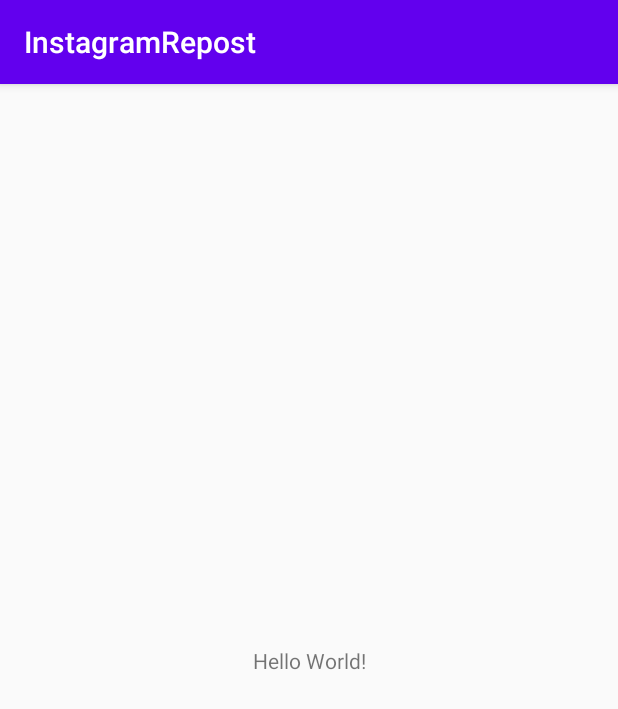
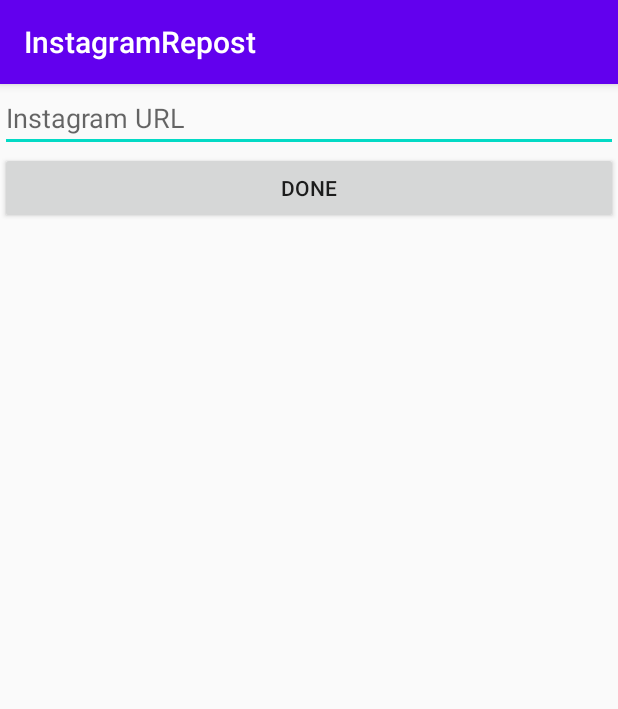
Before and after one commit to SanjayDevTech/instautils, an Android app: the screen it shows after launch (MainActivity), on a phone screen of 412 x 824 dp. Shown: the top 709 px of the screen. Run offline under Robolectric (Android 15) with nearby library versions, the phone set to English and light mode, and no system bars; pictures from the network do not load.

Commit message:
Now can download Insta public post Images

```diff
--- a/app/src/main/java/com/sanjaydevtech/instarepost/MainActivity.java
+++ b/app/src/main/java/com/sanjaydevtech/instarepost/MainActivity.java
@@ -5,41 +5,62 @@ import androidx.appcompat.app.AppCompatActivity;
 import android.graphics.Bitmap;
 import android.os.Bundle;
 import android.util.Log;
+import android.view.View;
+import android.widget.Button;
+import android.widget.EditText;
+import android.widget.ImageView;
+import android.widget.Toast;
 
 import com.sanjaydevtech.instautils.InstaDownloader;
 import com.sanjaydevtech.instautils.InstaImage;
 import com.sanjaydevtech.instautils.InstaPost;
 import com.sanjaydevtech.instautils.InstaResponse;
 
+import java.util.regex.Matcher;
+import java.util.regex.Pattern;
+
 public class MainActivity extends AppCompatActivity implements InstaResponse {
 
     private InstaDownloader downloader; // Declare the InstaDownloader
     private static final String TAG = MainActivity.class.getSimpleName();
+    private static final String URL_PATTERN = "^https://www.instagram.com/p/.+";
+    private ImageView img;
 
     @Override
     protected void onCreate(Bundle savedInstanceState) {
         super.onCreate(savedInstanceState);
         setContentView(R.layout.activity_main);
-        String sampleUrl = "https://www.instagram.com/p/123";
         downloader = new InstaDownloader(this); // Initialise the downloader
         downloader.setResponse(this); // Set the response listener
-        downloader.get(sampleUrl); // Request the post data
-    }
-
-    @Override
-    public void onResponse(InstaPost post) {
-        // Retrieve the post object after request
-        downloader.getBitmap(post, new InstaImage() {
+        final EditText urlTxt = findViewById(R.id.urlTxt);
+        Button doneBtn = findViewById(R.id.doneBtn);
+        img = findViewById(R.id.imageView);
+        doneBtn.setOnClickListener(new View.OnClickListener() {
             @Override
-            public void onBitmapLoaded(Bitmap bitmap) {
-                // Here set the ImageView to bitmap like that things
+            public void onClick(View view) {
+                Pattern pattern = Pattern.compile(URL_PATTERN);
+                Matcher matcher = pattern.matcher(urlTxt.getText().toString());
+                if(matcher.find()) {
+                    downloader.get(urlTxt.getText().toString()); // Request the post data
+                } else {
+                    Toast.makeText(MainActivity.this, "Invalid insta url", Toast.LENGTH_SHORT).show();
+                }
             }
         });
     }
 
     @Override
+    public void onResponse(InstaPost post) {
+        Log.d(TAG, post.getUrl());
+        // Retrieve the post object after request
+        if(post.getType() == InstaPost.INSTA_IMAGE) {
+            downloader.setImage(post, img);
+        }
+    }
+
+    @Override
     public void onError(Exception e) {
         // if any exception occurs like Private post
-        Log.d(TAG, "Exception: " + e.getMessage());
+        e.printStackTrace();
     }
 }
--- a/app/src/main/res/layout/activity_main.xml
+++ b/app/src/main/res/layout/activity_main.xml
@@ -1,18 +1,46 @@
 <?xml version="1.0" encoding="utf-8"?>
-<androidx.constraintlayout.widget.ConstraintLayout xmlns:android="http://schemas.android.com/apk/res/android"
+<RelativeLayout xmlns:android="http://schemas.android.com/apk/res/android"
     xmlns:app="http://schemas.android.com/apk/res-auto"
     xmlns:tools="http://schemas.android.com/tools"
     android:layout_width="match_parent"
     android:layout_height="match_parent"
     tools:context=".MainActivity">
 
-    <TextView
+
+    <EditText
+        android:id="@+id/urlTxt"
         android:layout_width="wrap_content"
         android:layout_height="wrap_content"
-        android:text="Hello World!"
-        app:layout_constraintBottom_toBottomOf="parent"
-        app:layout_constraintLeft_toLeftOf="parent"
-        app:layout_constraintRight_toRightOf="parent"
-        app:layout_constraintTop_toTopOf="parent" />
+        android:layout_alignParentStart="true"
+        android:layout_alignParentLeft="true"
+        android:layout_alignParentTop="true"
+        android:layout_alignParentEnd="true"
+        android:layout_alignParentRight="true"
+        android:ems="10"
+        android:hint="Instagram URL"
+        android:inputType="textUri" />
 
-</androidx.constraintlayout.widget.ConstraintLayout>
+    <Button
+        android:id="@+id/doneBtn"
+        android:layout_width="wrap_content"
+        android:layout_height="wrap_content"
+        android:layout_below="@id/urlTxt"
+        android:layout_alignParentStart="true"
+        android:layout_alignParentLeft="true"
+        android:layout_alignParentEnd="true"
+        android:layout_alignParentRight="true"
+        android:text="Done" />
+
+    <ImageView
+        android:id="@+id/imageView"
+        android:layout_width="wrap_content"
+        android:layout_height="wrap_content"
+        android:layout_below="@id/doneBtn"
+        android:layout_alignParentLeft="true"
+        android:layout_alignParentRight="true"
+        android:layout_alignParentBottom="true"
+        android:scaleType="fitCenter"
+        tools:srcCompat="@tools:sample/avatars"
+        android:layout_alignParentStart="true"
+        android:layout_alignParentEnd="true" />
+</RelativeLayout>
--- a/instautils/build.gradle
+++ b/instautils/build.gradle
@@ -29,5 +29,6 @@ dependencies {
     androidTestImplementation 'androidx.test.ext:junit:1.1.2'
     androidTestImplementation 'androidx.test.espresso:espresso-core:3.3.0'
     implementation 'com.github.bumptech.glide:glide:4.11.0'
+    implementation 'org.jsoup:jsoup:1.11.2'
 
 }
--- a/instautils/src/main/AndroidManifest.xml
+++ b/instautils/src/main/AndroidManifest.xml
@@ -1,4 +1,5 @@
 <manifest xmlns:android="http://schemas.android.com/apk/res/android"
+    xmlns:tools="http://schemas.android.com/tools"
     package="com.sanjaydevtech.instautils">
     <uses-permission android:name="android.permission.INTERNET"/>
 </manifest>
--- a/instautils/src/main/java/com/sanjaydevtech/instautils/InstaDownloader.java
+++ b/instautils/src/main/java/com/sanjaydevtech/instautils/InstaDownloader.java
@@ -1,6 +1,6 @@
 package com.sanjaydevtech.instautils;
 
-import android.content.Context;
+import android.app.Activity;
 import android.graphics.Bitmap;
 import android.graphics.drawable.Drawable;
 import android.widget.ImageView;
@@ -12,6 +12,16 @@ import com.bumptech.glide.Glide;
 import com.bumptech.glide.request.target.CustomTarget;
 import com.bumptech.glide.request.transition.Transition;
 
+import org.jsoup.Jsoup;
+import org.jsoup.nodes.DataNode;
+import org.jsoup.nodes.Document;
+import org.jsoup.nodes.Element;
+import org.jsoup.select.Elements;
+
+import java.io.IOException;
+import java.util.regex.Matcher;
+import java.util.regex.Pattern;
+
 /**
  * Downloader Class to download insta posts
  *
@@ -19,16 +29,20 @@ import com.bumptech.glide.request.transition.Transition;
  * @version 0.0.1
  */
 public class InstaDownloader {
-    private Context context;
+    private Activity activity;
     private InstaResponse response;
+    private static final String TAG = InstaDownloader.class.getSimpleName();
+    private static final String IMAGE_PATTERN = "\"src\":\"([^\"]*)\"";
+    private static final String VIDEO_PATTERN = "\"video_url\":\"([^\"]*)\"";
+    private static final String NOISE = "\\u0026";
 
     /**
      * Public constructor
      *
-     * @param context Context of the activity
+     * @param activity Context of the activity
      */
-    public InstaDownloader(Context context) {
-        this.context = context;
+    public InstaDownloader(Activity activity) {
+        this.activity = activity;
     }
 
     /**
@@ -46,12 +60,68 @@ public class InstaDownloader {
      * @param url URL of that post
      * @throws NullPointerException NullPointerException is thrown if InstaResponse is not attached
      */
-    public void get(String url) throws NullPointerException {
+    public void get(final String url) throws NullPointerException {
         if (response == null) {
             throw new NullPointerException("No InstaResponse Listener is attached");
         }
-        //TODO to retrieve the image or video url
-        response.onResponse(new InstaPost("", InstaPost.INSTA_IMAGE));
+        new Thread() {
+            public void run() {
+                boolean isData = false;
+                try {
+                    Document document = Jsoup.connect(url).userAgent("Mozilla/5.0").get();
+                    Elements scripts = document.getElementsByTag("script");
+                    for (Element script : scripts) {
+                        if (isData) {
+                            break;
+                        }
+                        for (DataNode node : script.dataNodes()) {
+                            String url = matchPattern(node.getWholeData(), IMAGE_PATTERN);
+                            if (url != null) {
+                                url = url.replace(NOISE, "&");
+                                final String finalUrl = url;
+                                activity.runOnUiThread(new Runnable() {
+                                    @Override
+                                    public void run() {
+                                        response.onResponse(new InstaPost(finalUrl, InstaPost.INSTA_IMAGE));
+                                    }
+                                });
+                                isData = true;
+                                break;
+                            }
+                        }
+                    }
+                    if (!isData) {
+                        activity.runOnUiThread(new Runnable() {
+                            @Override
+                            public void run() {
+                                response.onError(new NullPointerException("No data resource found"));
+                            }
+                        });
+                    }
+
+                } catch (final IOException e) {
+                    activity.runOnUiThread(new Runnable() {
+                        @Override
+                        public void run() {
+                            response.onError(e);
+                        }
+                    });
+                }
+
+            }
+
+
+        }.start();
+    }
+
+    private String matchPattern(String data, String patTxt) {
+        Pattern pattern = Pattern.compile(patTxt);
+        Matcher matcher = pattern.matcher(data);
+        boolean patMatch = matcher.find();
+        if (!patMatch) {
+            return null;
+        }
+        return matcher.group(1);
     }
 
     /**
@@ -69,7 +139,7 @@ public class InstaDownloader {
         if (post.getType() != InstaPost.INSTA_IMAGE) {
             throw new IllegalArgumentException("Given InstaPost is not an Image");
         }
-        Glide.with(context)
+        Glide.with(activity)
                 .asBitmap()
                 .load(post.getUrl())
                 .into(new CustomTarget<Bitmap>() {
@@ -95,7 +165,7 @@ public class InstaDownloader {
         if (post.getType() != InstaPost.INSTA_IMAGE) {
             throw new IllegalArgumentException("Given InstaPost is not an image");
         }
-        Glide.with(context)
+        Glide.with(activity)
                 .load(post.getUrl())
                 .into(imageView);
     }
```
